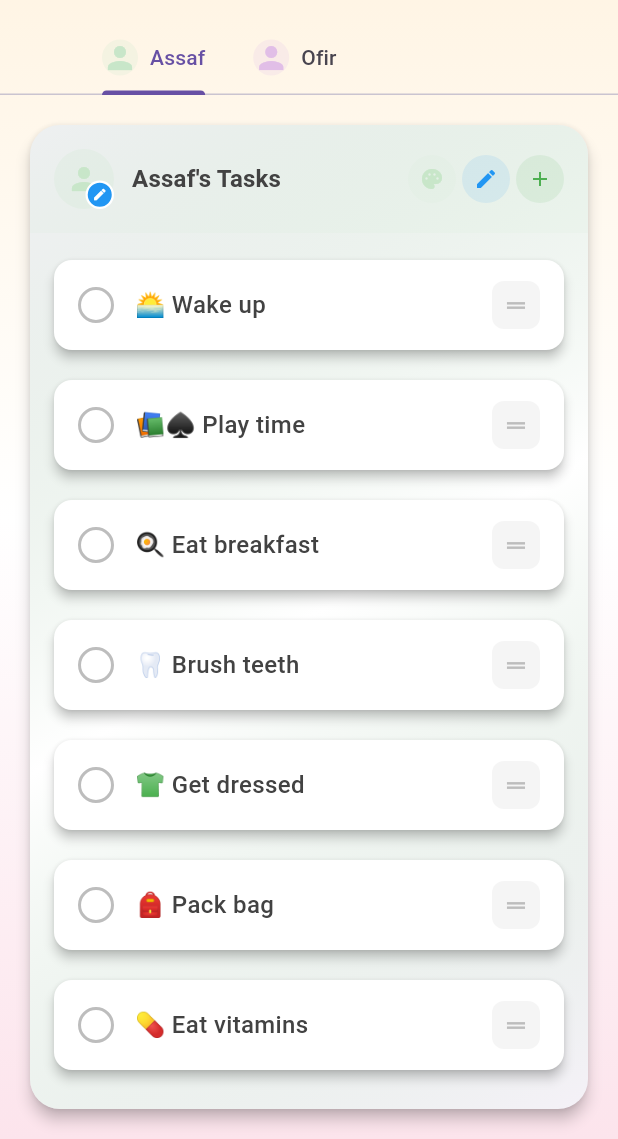
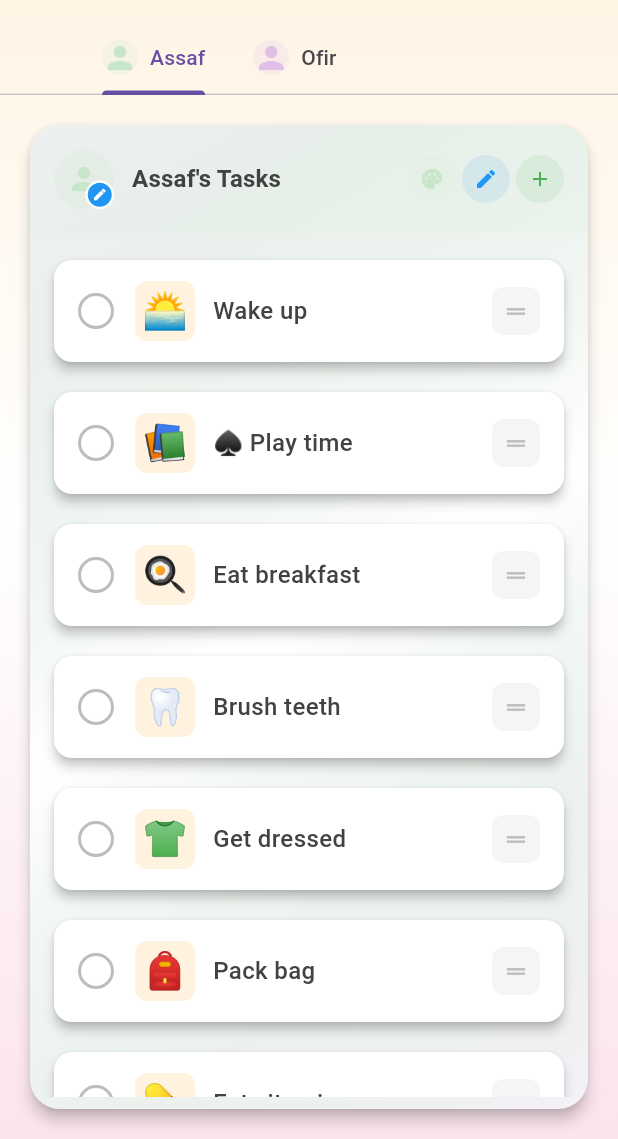
Before and after one commit to noamby/routine_flow_flutter, a Flutter app: the HomeScreen screen opened directly with empty values, on a phone screen of 412 x 824 dp, the part 97-1236 px from its top. Run offline on Flutter 3.47's test engine with Material 3 defaults, Android fonts, the phone set to English and light mode, and no system bars; our stand-ins replace emoji_picker_flutter, flutter_colorpicker, image_picker, shared_preferences; accounts and stored records are empty; generated files the repository leaves out were written again.

Commit message:
Add falling icons celebration animation when completing tasks
- Add FallingIconsOverlay widget with Instagram-style falling animation
- Extract emoji icon from task text and display it separately
- Trigger celebration animation when marking a task as done
- Add displayIcon and displayText getters to Task model
- Add characters package dependency for proper emoji handling

```diff
--- a/lib/models/task.dart
+++ b/lib/models/task.dart
@@ -1,6 +1,49 @@
+import 'package:characters/characters.dart';
+
 class Task {
   String text;
   bool isDone;
+  String? icon; // Optional emoji icon for the task
 
-  Task({required this.text, this.isDone = false});
+  Task({required this.text, this.isDone = false, this.icon});
+
+  /// Extracts the first emoji from the text if no explicit icon is set
+  String? get displayIcon {
+    if (icon != null && icon!.isNotEmpty) return icon;
+
+    // Try to extract emoji from the beginning of text
+    if (text.isNotEmpty) {
+      final chars = text.characters;
+      if (chars.isNotEmpty) {
+        final firstChar = chars.first;
+        // Check if it's likely an emoji (basic heuristic: non-ASCII and not a regular letter)
+        if (_isEmoji(firstChar)) {
+          return firstChar;
+        }
+      }
+    }
+    return null;
+  }
+
+  /// Returns the text without the leading emoji (to avoid duplication when icon is shown separately)
+  String get displayText {
+    if (displayIcon != null && text.isNotEmpty) {
+      final chars = text.characters;
+      if (chars.isNotEmpty && _isEmoji(chars.first)) {
+        // Remove the first character (emoji) and trim leading whitespace
+        return chars.skip(1).toString().trimLeft();
+      }
+    }
+    return text;
+  }
+
+  /// Basic emoji detection heuristic
+  static bool _isEmoji(String char) {
+    if (char.isEmpty) return false;
+    final codeUnit = char.codeUnits.first;
+    // Emoji ranges: most emojis are above standard ASCII
+    // This includes emoticons, symbols, and pictographs
+    return codeUnit > 127 ||
+           (char.length > 1 && char.codeUnits.length >= 2);
+  }
 }
--- a/lib/screens/home_screen.dart
+++ b/lib/screens/home_screen.dart
@@ -23,6 +23,7 @@ import '../widgets/home/member_avatar_widget.dart';
 import '../widgets/home/routine_column_header.dart';
 import '../widgets/home/enhanced_task_card.dart';
 import '../widgets/dialogs/avatar_icon_picker_dialog.dart';
+import '../widgets/falling_icons_overlay.dart';
 import '../services/routine_service.dart';
 import '../services/preferences_service.dart';
 import '../services/kiosk_service.dart';
@@ -82,6 +83,9 @@ class _HomeScreenState extends State<HomeScreen> with TickerProviderStateMixin {
   bool _isInitialized = false;
   Locale? _currentLocale;
 
+  // Controller for falling icons animation (Instagram-style celebration)
+  final FallingIconsController _fallingIconsController = FallingIconsController();
+
   @override
   void initState() {
     super.initState();
@@ -93,6 +97,7 @@ class _HomeScreenState extends State<HomeScreen> with TickerProviderStateMixin {
   @override
   void dispose() {
     _tabController.dispose();
+    _fallingIconsController.dispose();
     super.dispose();
   }
 
@@ -429,7 +434,13 @@ class _HomeScreenState extends State<HomeScreen> with TickerProviderStateMixin {
     final task = column.tasks[index];
 
     // Toggle the task status
+    final wasNotDone = !task.isDone;
     task.isDone = !task.isDone;
+
+    // Trigger celebration animation when task is completed
+    if (task.isDone && wasNotDone && task.displayIcon != null) {
+      _fallingIconsController.triggerAnimation(task.displayIcon!);
+    }
 
     // Find the new position based on completion status
     final newIndex = _findNewTaskPosition(column.tasks, task);
@@ -799,7 +810,9 @@ class _HomeScreenState extends State<HomeScreen> with TickerProviderStateMixin {
           );
         }
       },
-      child: Scaffold(
+      child: FallingIconsOverlay(
+        controller: _fallingIconsController,
+        child: Scaffold(
         key: _scaffoldKey,
         body: Container(
           decoration: BoxDecoration(
@@ -904,6 +917,7 @@ class _HomeScreenState extends State<HomeScreen> with TickerProviderStateMixin {
           onToggleDarkMode: () => _toggleDarkMode(!isDarkMode),
         ),
       ),
+      ), // FallingIconsOverlay
     );
   }
 
--- /dev/null
+++ b/lib/widgets/falling_icons_overlay.dart
@@ -0,0 +1,179 @@
+import 'dart:math';
+import 'package:flutter/material.dart';
+
+/// Controller for triggering falling icon animations from anywhere in the app
+class FallingIconsController extends ChangeNotifier {
+  String? _currentIcon;
+  int _triggerCount = 0;
+
+  String? get currentIcon => _currentIcon;
+  int get triggerCount => _triggerCount;
+
+  /// Triggers the falling animation with the specified emoji/icon
+  void triggerAnimation(String icon) {
+    _currentIcon = icon;
+    _triggerCount++;
+    notifyListeners();
+  }
+}
+
+/// Overlay widget that displays falling icons across the entire screen
+/// Similar to Instagram's story reaction animation
+class FallingIconsOverlay extends StatefulWidget {
+  final FallingIconsController controller;
+  final Widget child;
+  final int iconCount;
+  final Duration animationDuration;
+
+  const FallingIconsOverlay({
+    super.key,
+    required this.controller,
+    required this.child,
+    this.iconCount = 20,
+    this.animationDuration = const Duration(milliseconds: 2000),
+  });
+
+  @override
+  State<FallingIconsOverlay> createState() => _FallingIconsOverlayState();
+}
+
+class _FallingIconsOverlayState extends State<FallingIconsOverlay>
+    with TickerProviderStateMixin {
+  final List<_FallingIconData> _fallingIcons = [];
+  final Random _random = Random();
+  int _lastTriggerCount = 0;
+
+  @override
+  void initState() {
+    super.initState();
+    widget.controller.addListener(_onAnimationTriggered);
+  }
+
+  @override
+  void dispose() {
+    widget.controller.removeListener(_onAnimationTriggered);
+    for (final data in _fallingIcons) {
+      data.controller.dispose();
+    }
+    super.dispose();
+  }
+
+  void _onAnimationTriggered() {
+    // Only trigger if this is a new animation request
+    if (widget.controller.triggerCount != _lastTriggerCount) {
+      _lastTriggerCount = widget.controller.triggerCount;
+      final icon = widget.controller.currentIcon;
+      if (icon != null) {
+        _spawnFallingIcons(icon);
+      }
+    }
+  }
+
+  void _spawnFallingIcons(String icon) {
+    for (int i = 0; i < widget.iconCount; i++) {
+      // Stagger the spawn times
+      Future.delayed(Duration(milliseconds: _random.nextInt(400)), () {
+        if (!mounted) return;
+
+        final controller = AnimationController(
+          duration: widget.animationDuration + Duration(milliseconds: _random.nextInt(1000)),
+          vsync: this,
+        );
+
+        final data = _FallingIconData(
+          icon: icon,
+          controller: controller,
+          startX: _random.nextDouble(),
+          drift: (_random.nextDouble() - 0.5) * 0.2,
+          size: 32.0 + _random.nextDouble() * 28.0,
+          rotation: (_random.nextDouble() - 0.5) * 4.0,
+        );
+
+        setState(() {
+          _fallingIcons.add(data);
+        });
+
+        controller.forward().then((_) {
+          if (mounted) {
+            controller.dispose();
+            setState(() {
+              _fallingIcons.remove(data);
+            });
+          }
+        });
+      });
+    }
+  }
+
+  @override
+  Widget build(BuildContext context) {
+    return Stack(
+      fit: StackFit.expand,
+      children: [
+        widget.child,
+        // Falling icons overlay
+        ..._fallingIcons.map((data) => _buildFallingIcon(data)),
+      ],
+    );
+  }
+
+  Widget _buildFallingIcon(_FallingIconData data) {
+    return AnimatedBuilder(
+      animation: data.controller,
+      builder: (context, child) {
+        final screenSize = MediaQuery.of(context).size;
+        final progress = data.controller.value;
+
+        // Vertical position: from above screen to below
+        final y = -data.size + (screenSize.height + data.size) * progress;
+
+        // Horizontal position with drift
+        final x = (data.startX + data.drift * progress) * screenSize.width;
+
+        // Rotation increases over time
+        final angle = data.rotation * progress * pi;
+
+        // Fade out in last 20%
+        final opacity = progress > 0.8 ? (1.0 - progress) / 0.2 : 1.0;
+
+        return Positioned(
+          left: x.clamp(0, screenSize.width - data.size),
+          top: y,
+          child: IgnorePointer(
+            child: Transform.rotate(
+              angle: angle,
+              child: Opacity(
+                opacity: opacity.clamp(0.0, 1.0),
+                child: Text(
+                  data.icon,
+                  style: TextStyle(
+                    fontSize: data.size,
+                    decoration: TextDecoration.none,
+                  ),
+                ),
+              ),
+            ),
+          ),
+        );
+      },
+    );
+  }
+}
+
+class _FallingIconData {
+  final String icon;
+  final AnimationController controller;
+  final double startX;
+  final double drift;
+  final double size;
+  final double rotation;
+
+  _FallingIconData({
+    required this.icon,
+    required this.controller,
+    required this.startX,
+    required this.drift,
+    required this.size,
+    required this.rotation,
+  });
+}
--- a/lib/widgets/home/enhanced_task_card.dart
+++ b/lib/widgets/home/enhanced_task_card.dart
@@ -67,10 +67,30 @@ class EnhancedTaskCard extends StatelessWidget {
                           : null,
                     ),
                     const SizedBox(width: 14),
-                    // Task text
+                    // Task icon (displayed next to task text)
+                    if (task.displayIcon != null) ...[
+                      Container(
+                        width: 40,
+                        height: 40,
+                        decoration: BoxDecoration(
+                          color: isDarkMode
+                              ? Colors.grey.shade600.withValues(alpha: 0.5)
+                              : Colors.orange.shade50,
+                          borderRadius: BorderRadius.circular(8),
+                        ),
+                        child: Center(
+                          child: Text(
+                            task.displayIcon!,
+                            style: const TextStyle(fontSize: 24),
+                          ),
+                        ),
+                      ),
+                      const SizedBox(width: 12),
+                    ],
+                    // Task text (use displayText to avoid emoji duplication)
                     Expanded(
                       child: Text(
-                        task.text,
+                        task.displayIcon != null ? task.displayText : task.text,
                         style: TextStyle(
                           decoration: task.isDone ? TextDecoration.lineThrough : null,
                           color: task.isDone
--- a/pubspec.yaml
+++ b/pubspec.yaml
@@ -42,6 +42,7 @@ dependencies:
   shared_preferences: ^2.2.2
   image_picker: ^1.0.7
   path_provider: ^2.1.2
+  characters: ^1.3.0
 
 dev_dependencies:
   flutter_test:
```
Also changed, not shown: pubspec.lock.
